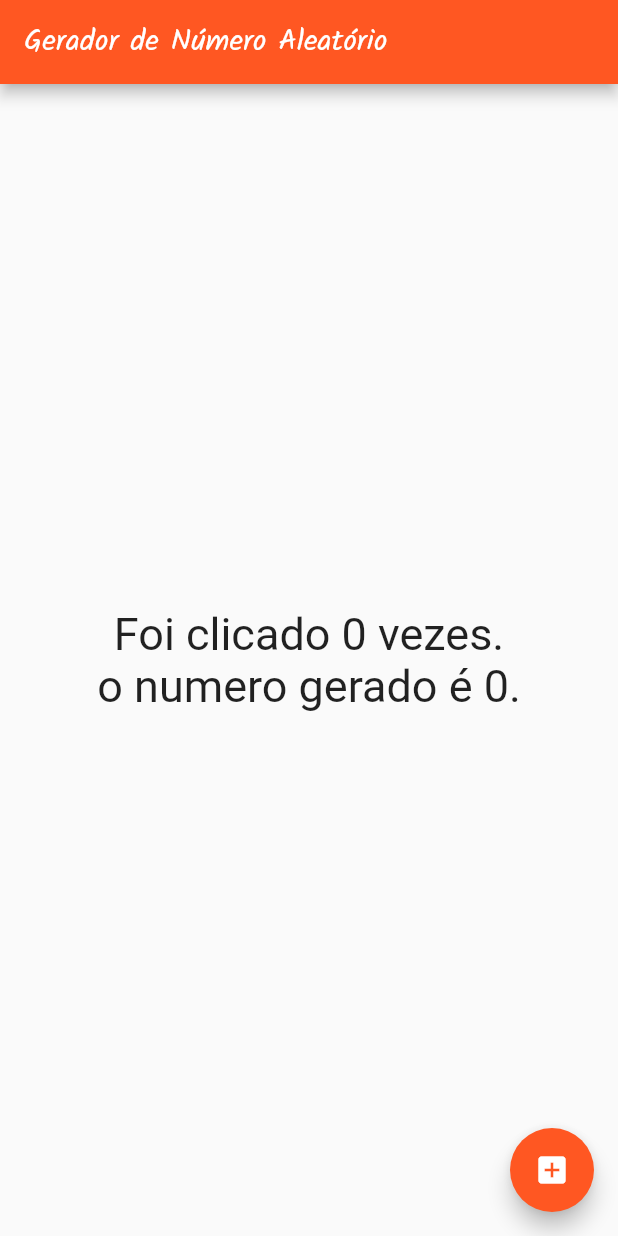
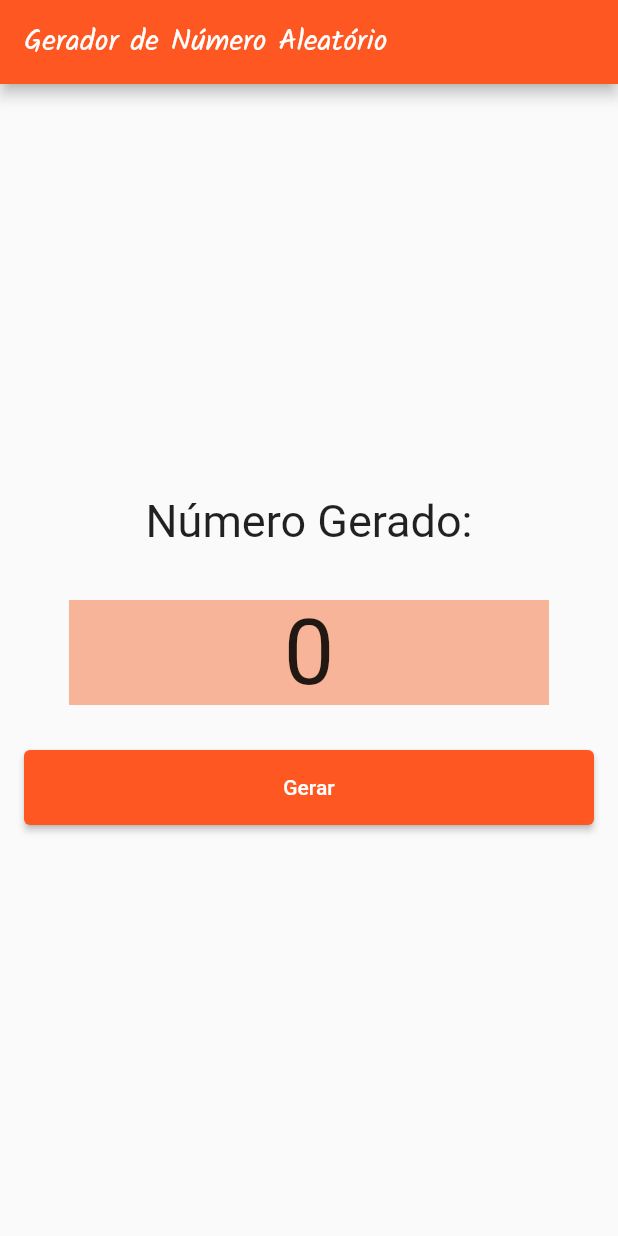
Before and after one commit to SabrinaVailante/learning_flutter_dio, a Flutter app: the screen it shows after launch, on a phone screen of 412 x 824 dp. Run offline on Flutter 3.47's test engine with Material 2 defaults, Android fonts, the phone set to English and light mode, and no system bars; our stand-ins replace google_fonts; Roboto replaces fonts that are missing (Acme).

Commit message:
Estilização.

```diff
--- a/lib/funcionalidades/views/gerador_de_numero_aleatorio.dart
+++ b/lib/funcionalidades/views/gerador_de_numero_aleatorio.dart
@@ -3,7 +3,7 @@ import 'package:google_fonts/google_fonts.dart';
 import 'package:leaningflutter/funcionalidades/services/gerar_numero_aleatorio.dart';
 
 class GeradorDeNumeroAleatorio extends StatefulWidget {
-  const GeradorDeNumeroAleatorio({super.key});
+  const GeradorDeNumeroAleatorio({Key? key}) : super(key: key);
 
   @override
   State<GeradorDeNumeroAleatorio> createState() =>
@@ -13,6 +13,7 @@ class GeradorDeNumeroAleatorio extends StatefulWidget {
 class _GeradorDeNumeroAleatorioState extends State<GeradorDeNumeroAleatorio> {
   var numeroGerado = 0;
   var quantidadeDeClicks = 0;
+
 
   @override
   Widget build(BuildContext context) {
@@ -25,36 +26,50 @@ class _GeradorDeNumeroAleatorioState extends State<GeradorDeNumeroAleatorio> {
       ),
       body: Container(
         width: double.infinity,
-        margin: const EdgeInsets.symmetric(horizontal: 16, vertical: 8),
+        margin: const EdgeInsets.symmetric(horizontal: 16, vertical: 16),
         child: Column(
-          crossAxisAlignment:CrossAxisAlignment.start,// mexe na posição da linha quando usa o colun
-          mainAxisAlignment: MainAxisAlignment.center,//mexe na posição culuna quando usa o Colun
+          mainAxisAlignment: MainAxisAlignment.center,
+          crossAxisAlignment: CrossAxisAlignment.center,
           children: [
             Center(
               child: Text(
-                "Foi clicado $quantidadeDeClicks vezes.",
+                "Número Gerado:",
                 style: GoogleFonts.acme(fontSize: 30),
               ),
-            ),//O center tem prioridade a orientaçao do cross e so mais Axis
+            ),
+            const SizedBox(height: 5),
             Center(
-              child: Text(
-                "o numero gerado é $numeroGerado.",
-                style: GoogleFonts.acme(fontSize: 30),
+              child: Container(
+                margin: const EdgeInsets.symmetric(horizontal: 30, vertical: 30),
+                width: double.infinity,
+                color: const Color.fromRGBO(246, 74, 5, 0.40),
+                child: Center(
+                  child: Text(
+                    numeroGerado.toString(),
+                    style: GoogleFonts.acme(fontSize: 60),
+                  ),
+                ),
+              ),
+            ),
+            Center(
+              child: ElevatedButton(
+                style: ButtonStyle(
+                  minimumSize: MaterialStateProperty.all(
+                      const Size(double.infinity, 50)),
+                ),
+                onPressed: () {
+                  setState(() {
+                    quantidadeDeClicks++;
+                    numeroGerado =
+                        GeradorNumeroAleatorioservice.gerarNumeroAleatorio(100);
+                  });
+                },
+                child: const Text("Gerar"),
               ),
             ),
           ],
         ),
       ),
-      floatingActionButton: FloatingActionButton(
-        child: const Icon(Icons.add_box),
-        onPressed: () {
-          setState(() {
-            quantidadeDeClicks++;
-            numeroGerado =
-                GeradorNumeroAleatorioservice.gerarNumeroAleatorio(10);
-          });
-        },
-      ),
     );
   }
 }
```
